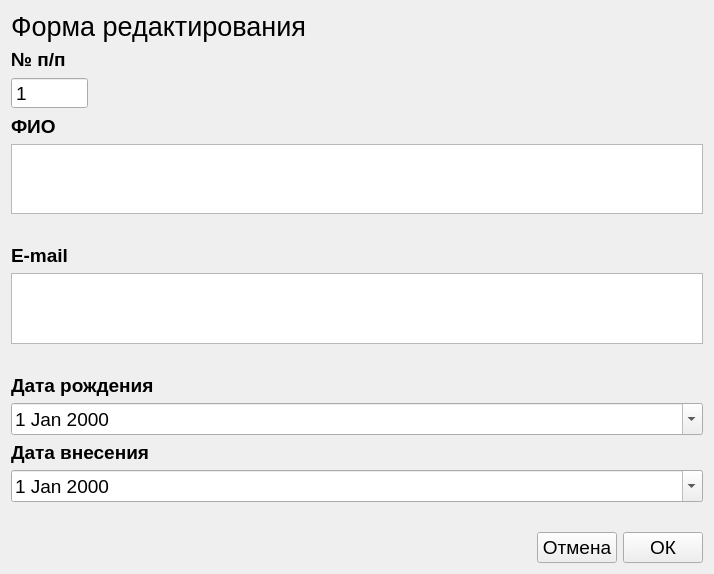
First picture: the form in SRC/phonebook/editorchangewindow.ui, repository NotEnnof/Phonebookprog, before the edit.
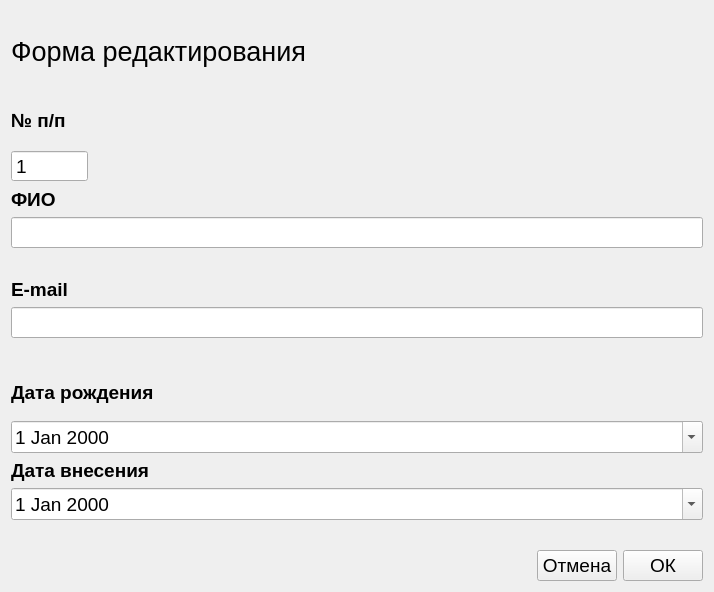
Second picture: the form after the edit.

Diff of the .ui file:
```diff
--- a/SRC/phonebook/editorchangewindow.ui
+++ b/SRC/phonebook/editorchangewindow.ui
@@ -7,7 +7,7 @@
     <x>0</x>
     <y>0</y>
     <width>714</width>
-    <height>574</height>
+    <height>592</height>
    </rect>
   </property>
   <property name="windowTitle">
@@ -16,6 +16,18 @@
   <layout class="QVBoxLayout" name="verticalLayout_2">
    <item>
     <widget class="QLabel" name="label_6">
+     <property name="sizePolicy">
+      <sizepolicy hsizetype="Preferred" vsizetype="Fixed">
+       <horstretch>0</horstretch>
+       <verstretch>0</verstretch>
+      </sizepolicy>
+     </property>
+     <property name="minimumSize">
+      <size>
+       <width>0</width>
+       <height>80</height>
+      </size>
+     </property>
      <property name="font">
       <font>
        <pointsize>20</pointsize>
@@ -82,29 +94,6 @@
      </item>
      <item>
       <layout class="QGridLayout" name="gridLayout_2">
-       <item row="1" column="0">
-        <widget class="QLabel" name="label">
-         <property name="font">
-          <font>
-           <pointsize>14</pointsize>
-           <weight>75</weight>
-           <bold>true</bold>
-          </font>
-         </property>
-         <property name="text">
-          <string>ФИО</string>
-         </property>
-        </widget>
-       </item>
-       <item row="2" column="0">
-        <widget class="QPlainTextEdit" name="fullName">
-         <property name="font">
-          <font>
-           <pointsize>14</pointsize>
-          </font>
-         </property>
-        </widget>
-       </item>
        <item row="3" column="0">
         <widget class="QLabel" name="fullNameError">
          <property name="font">
@@ -117,6 +106,29 @@
          </property>
         </widget>
        </item>
+       <item row="1" column="0">
+        <widget class="QLabel" name="label">
+         <property name="font">
+          <font>
+           <pointsize>14</pointsize>
+           <weight>75</weight>
+           <bold>true</bold>
+          </font>
+         </property>
+         <property name="text">
+          <string>ФИО</string>
+         </property>
+        </widget>
+       </item>
+       <item row="2" column="0">
+        <widget class="QLineEdit" name="fullName">
+         <property name="font">
+          <font>
+           <pointsize>14</pointsize>
+          </font>
+         </property>
+        </widget>
+       </item>
       </layout>
      </item>
      <item>
@@ -136,7 +148,7 @@
         </widget>
        </item>
        <item row="1" column="0">
-        <widget class="QPlainTextEdit" name="email">
+        <widget class="QLineEdit" name="email">
          <property name="font">
           <font>
            <pointsize>14</pointsize>
```
Left out of the diff: 26 changed lines with no effect on the pictures.
